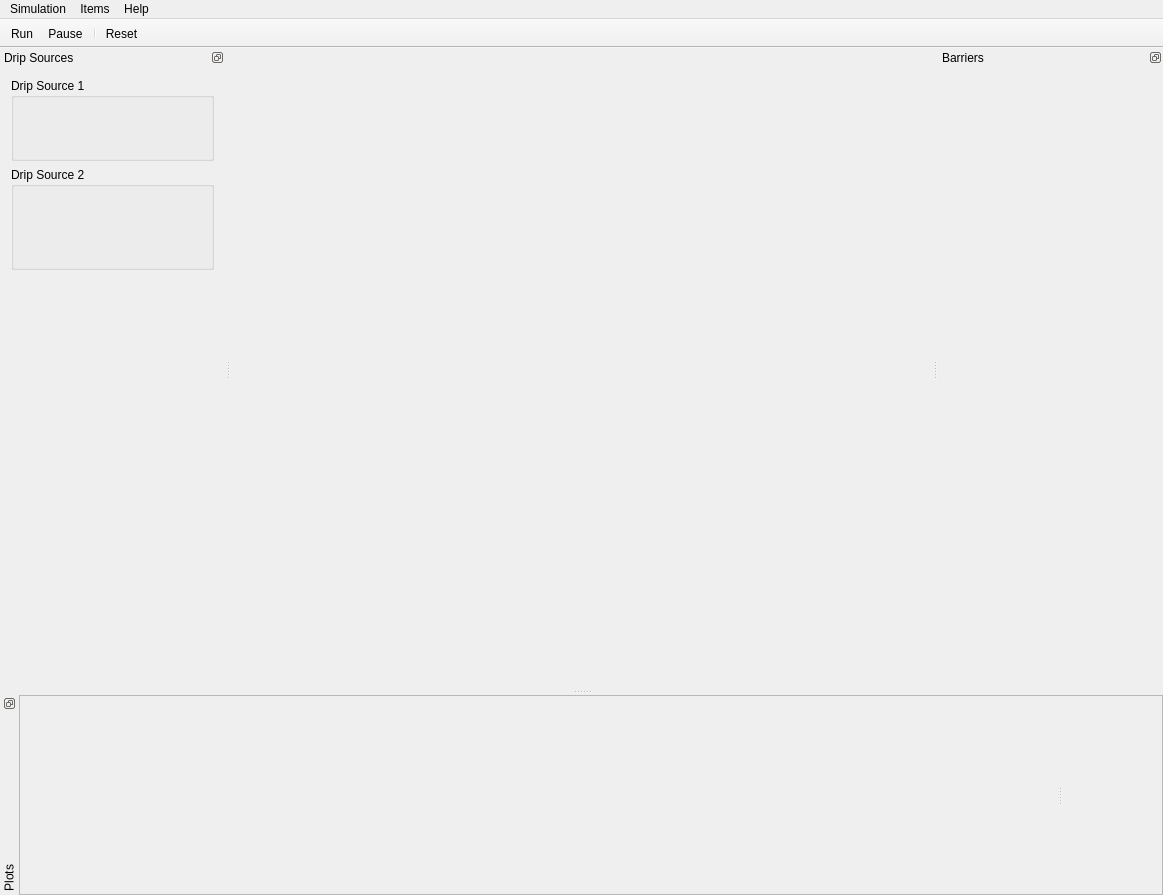
The window that src/EWS/app/widget/EWSMainWindow.ui (metasim/ews) describes before a commit, drawn with Qt 5.
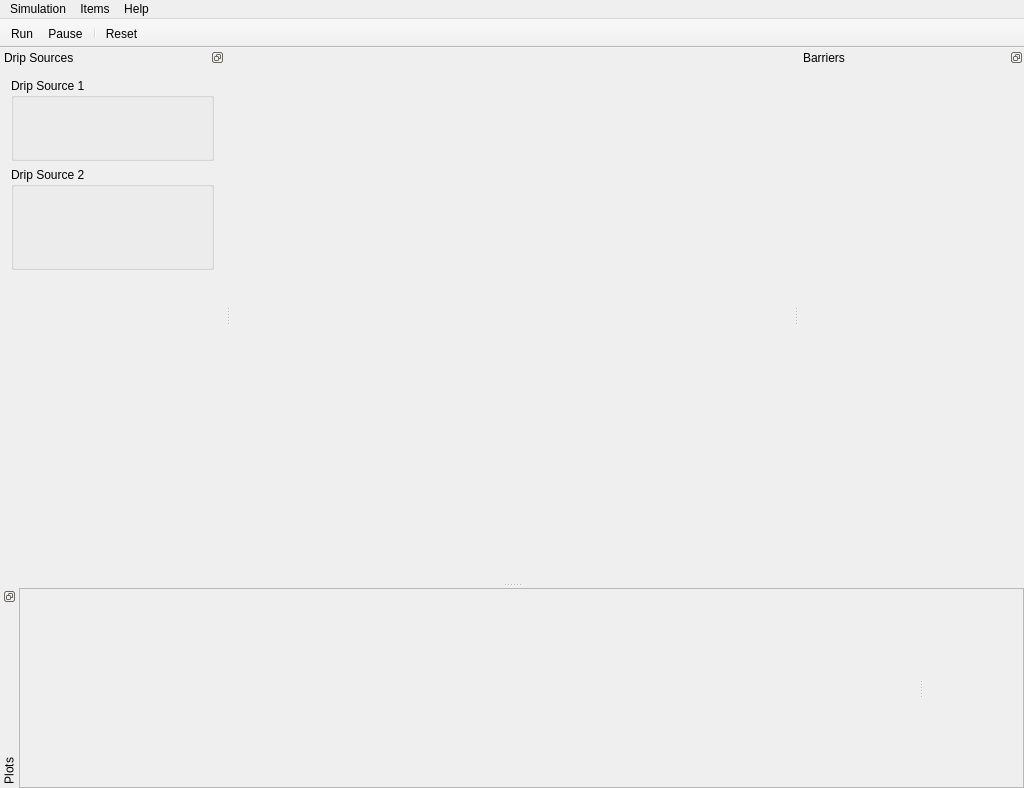
The same window after the commit. Icons and pictures are not drawn. Custom widgets are drawn as their Qt base class.

```diff
--- a/src/EWS/app/widget/EWSMainWindow.ui
+++ b/src/EWS/app/widget/EWSMainWindow.ui
@@ -6,8 +6,8 @@
    <rect>
     <x>0</x>
     <y>0</y>
-    <width>1163</width>
-    <height>895</height>
+    <width>1024</width>
+    <height>788</height>
    </rect>
   </property>
   <property name="windowTitle">
@@ -17,25 +17,28 @@
    <bool>true</bool>
   </property>
   <widget class="QWidget" name="centralWidget">
+   <property name="sizePolicy">
+    <sizepolicy hsizetype="Expanding" vsizetype="Expanding">
+     <horstretch>100</horstretch>
+     <verstretch>100</verstretch>
+    </sizepolicy>
+   </property>
    <layout class="QGridLayout" name="gridLayout">
     <property name="margin">
      <number>0</number>
     </property>
-    <property name="spacing">
-     <number>0</number>
-    </property>
     <item row="0" column="0">
      <widget class="ews::app::widget::QOSGWidget" name="renderer" native="true">
       <property name="sizePolicy">
        <sizepolicy hsizetype="Ignored" vsizetype="Ignored">
-        <horstretch>0</horstretch>
-        <verstretch>0</verstretch>
+        <horstretch>100</horstretch>
+        <verstretch>100</verstretch>
        </sizepolicy>
       </property>
       <property name="minimumSize">
        <size>
-        <width>300</width>
-        <height>300</height>
+        <width>10</width>
+        <height>10</height>
        </size>
       </property>
       <layout class="QGridLayout" name="gridLayout_2">
@@ -52,7 +55,7 @@
     <rect>
      <x>0</x>
      <y>0</y>
-     <width>1163</width>
+     <width>1024</width>
      <height>22</height>
     </rect>
    </property>
@@ -97,6 +100,15 @@
    <property name="movable">
     <bool>false</bool>
    </property>
+   <property name="allowedAreas">
+    <set>Qt::TopToolBarArea</set>
+   </property>
+   <property name="iconSize">
+    <size>
+     <width>22</width>
+     <height>22</height>
+    </size>
+   </property>
    <property name="floatable">
     <bool>false</bool>
    </property>
@@ -249,12 +261,6 @@
    </widget>
   </widget>
   <widget class="QDockWidget" name="plotRegion">
-   <property name="sizePolicy">
-    <sizepolicy hsizetype="Expanding" vsizetype="Maximum">
-     <horstretch>0</horstretch>
-     <verstretch>0</verstretch>
-    </sizepolicy>
-   </property>
    <property name="minimumSize">
     <size>
      <width>300</width>
@@ -277,12 +283,6 @@
     <number>8</number>
    </attribute>
    <widget class="QWidget" name="amplitudePlotContents">
-    <property name="sizePolicy">
-     <sizepolicy hsizetype="MinimumExpanding" vsizetype="Minimum">
-      <horstretch>0</horstretch>
-      <verstretch>0</verstretch>
-     </sizepolicy>
-    </property>
     <layout class="QGridLayout" name="gridLayout_4">
      <property name="margin">
       <number>0</number>
@@ -298,25 +298,12 @@
        <widget class="ews::app::widget::AmplitudePlot" name="amplitudePlot" native="true">
         <property name="sizePolicy">
          <sizepolicy hsizetype="Preferred" vsizetype="Preferred">
-          <horstretch>200</horstretch>
+          <horstretch>100</horstretch>
           <verstretch>0</verstretch>
          </sizepolicy>
         </property>
        </widget>
-       <widget class="ews::app::widget::DetectorEditor" name="detectorEditor" native="true">
-        <property name="sizePolicy">
-         <sizepolicy hsizetype="Minimum" vsizetype="Minimum">
-          <horstretch>0</horstretch>
-          <verstretch>0</verstretch>
-         </sizepolicy>
-        </property>
-        <property name="minimumSize">
-         <size>
-          <width>75</width>
-          <height>25</height>
-         </size>
-        </property>
-       </widget>
+       <widget class="ews::app::widget::DetectorEditor" name="detectorEditor" native="true"/>
       </widget>
      </item>
     </layout>
```
Left out of the diff: 5 changed lines with no effect on the pictures.
